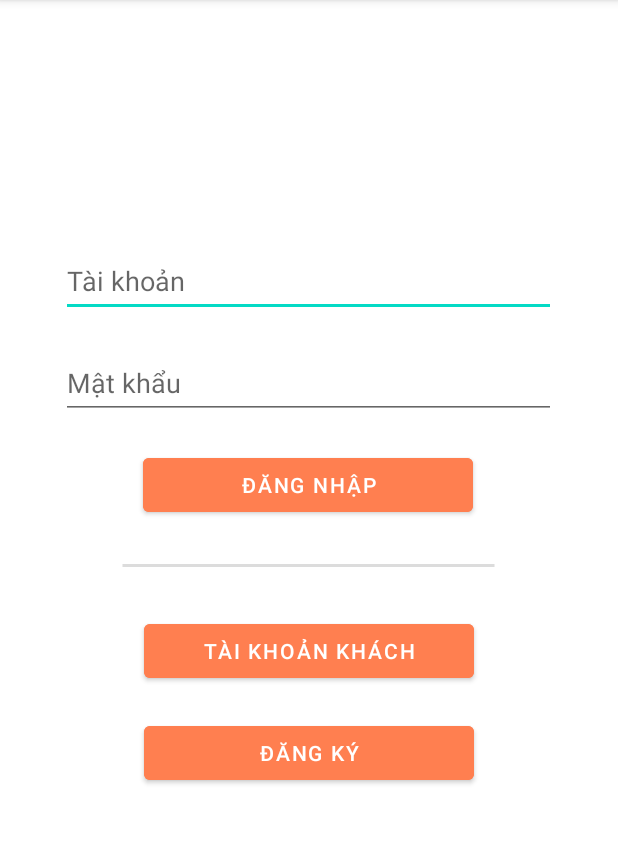
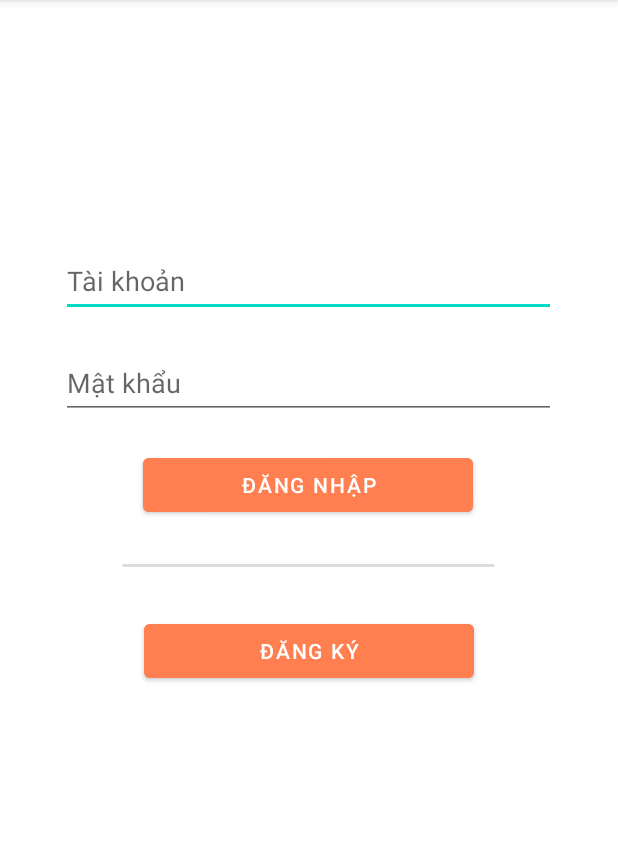
Before and after one commit to tntbinh/LTDD_TH109-C91A_Nhom1, an Android app: the screen it shows after launch (MainActivity), on a phone screen of 412 x 824 dp, the part 84-928 px from its top. Run offline under Robolectric (Android 15) with nearby library versions, the phone set to English and light mode, and no system bars; our stand-ins replace Firebase (no records; nobody signed in at launch, a user with empty details on screens opened directly).

Commit message:
Quick fix

```diff
--- a/NewsApp/app/src/main/java/com/example/newsapp/MainActivity.java
+++ b/NewsApp/app/src/main/java/com/example/newsapp/MainActivity.java
@@ -40,7 +40,7 @@ public class MainActivity extends AppCompatActivity {
     public static final String KEY_PASSWORD_TO_MAIN = "KEY_PASSWORD_TO_MAIN";
 
     EditText username, password;
-    Button btn_user, btn_guest, btn_register;
+    Button btn_user, btn_register;
     TextView line, error;
     ArrayList<User> userList = new ArrayList<>();
 
@@ -57,7 +57,6 @@ public class MainActivity extends AppCompatActivity {
         username = findViewById(R.id.username);
         password = findViewById(R.id.password);
         btn_user = findViewById(R.id.btn_login_user);
-        btn_guest = findViewById(R.id.btn_login_guest);
         btn_register = findViewById(R.id.btn_register);
         line = findViewById(R.id.line);
         error = findViewById(R.id.error);
@@ -105,21 +104,6 @@ public class MainActivity extends AppCompatActivity {
             }
         });
 
-        btn_guest.setOnClickListener(new View.OnClickListener() {
-            @Override
-            public void onClick(View view) {
-                boolean ret = ConnectionReceiver.isConnected();
-                if (ret == true){
-                    error.setText("");
-                    Intent intent = new Intent(MainActivity.this, NewsActivity.class);
-                    startActivity(intent);
-                }
-                else{
-                    error.setText("Thiết bị chưa kết nối internet");
-                }
-            }
-        });
-
         btn_register.setOnClickListener(new View.OnClickListener() {
             @Override
             public void onClick(View view) {
--- a/NewsApp/app/src/main/java/com/example/newsapp/object/ConnectionReceiver.java
+++ b/NewsApp/app/src/main/java/com/example/newsapp/object/ConnectionReceiver.java
@@ -8,9 +8,7 @@ import android.net.NetworkInfo;
 
 import com.example.newsapp.object.WifiApp;
 
-/**
- * Created by https://giasutinhoc.vn
- */
+
 public class ConnectionReceiver extends BroadcastReceiver {
     @Override
     public void onReceive(Context context, Intent intent) {
--- a/NewsApp/app/src/main/res/layout/activity_main.xml
+++ b/NewsApp/app/src/main/res/layout/activity_main.xml
@@ -56,14 +56,6 @@
     </LinearLayout>
 
     <Button
-            android:id="@+id/btn_login_guest"
-            android:layout_width="220dp"
-            android:layout_height="wrap_content"
-            android:layout_margin="10dp"
-            android:backgroundTint="@color/coral"
-            android:text="Tài khoản khách" />
-
-    <Button
             android:id="@+id/btn_register"
             android:layout_width="220dp"
             android:layout_height="wrap_content"
```
Also changed, not shown: 1 other file.
